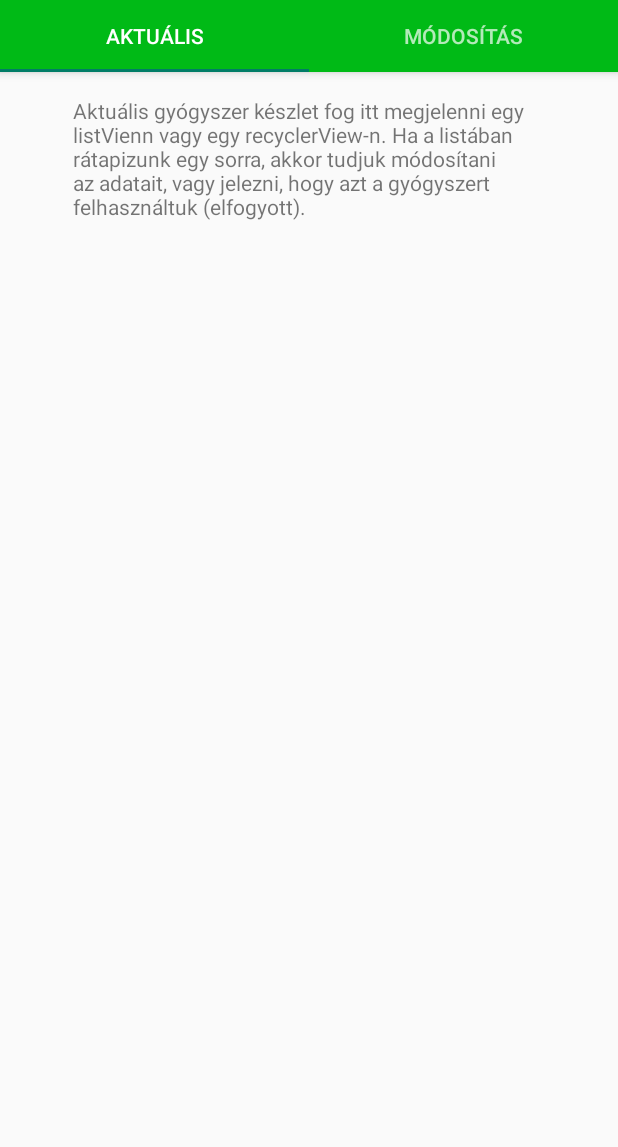
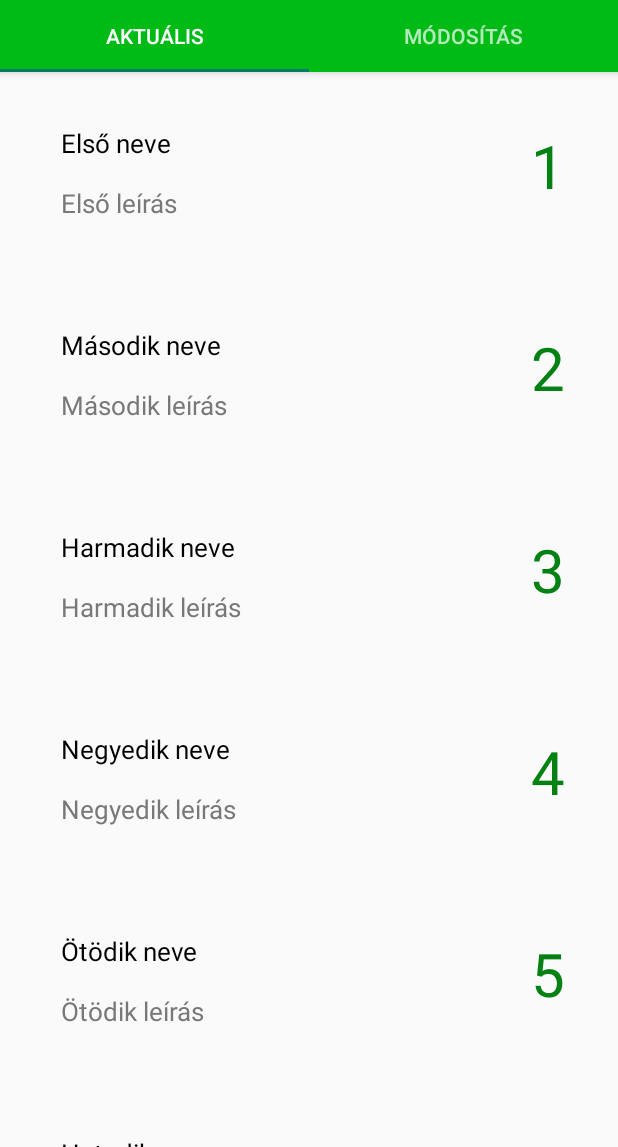
Before and after one commit to borbastibor/HomePatika, an Android app: the screen it shows after launch (MainActivity), on a phone screen of 412 x 824 dp, the part 89-1236 px from its top. Run offline under Robolectric (Android 15) with nearby library versions, the light colour scheme and no system bars.

Commit message:
RecyclerView az első tabon - megjeleníti az aktuális gyógyszer készletet.

```diff
--- a/app/build.gradle
+++ b/app/build.gradle
@@ -33,4 +33,5 @@ dependencies {
     testImplementation 'junit:junit:4.12'
     androidTestImplementation 'androidx.test.ext:junit:1.1.1'
     androidTestImplementation 'androidx.test.espresso:espresso-core:3.2.0'
+    implementation "androidx.recyclerview:recyclerview:1.1.0"
 }
--- a/app/src/main/java/com/example/homepatika/ui/main/AktualisFragment.java
+++ b/app/src/main/java/com/example/homepatika/ui/main/AktualisFragment.java
@@ -1,6 +1,7 @@
 package com.example.homepatika.ui.main;
 
 import android.os.Bundle;
+import android.util.Log;
 import android.view.LayoutInflater;
 import android.view.View;
 import android.view.ViewGroup;
@@ -9,10 +10,18 @@ import android.widget.TextView;
 import androidx.annotation.NonNull;
 import androidx.annotation.Nullable;
 import androidx.fragment.app.Fragment;
+import androidx.recyclerview.widget.LinearLayoutManager;
+import androidx.recyclerview.widget.RecyclerView;
 
 import com.example.homepatika.R;
+import com.example.homepatika.data.DBHandlerClass;
+import com.example.homepatika.data.Gyogyszer;
+
+import java.util.ArrayList;
 
 public class AktualisFragment extends Fragment {
+    private static final String TAG = "AktualisFragment";
+    private ArrayList<Gyogyszer> arrList = new ArrayList<>();
 
     @Nullable
     @Override
@@ -25,9 +34,47 @@ public class AktualisFragment extends Fragment {
         super.onViewCreated(view, savedInstanceState);
         View content = view.findViewById(R.id.content);
 
-        TextView tv = view.findViewById(R.id.tvEgy);
-        tv.setText("Aktuális gyógyszer készlet fog itt megjelenni egy listVienn vagy egy recyclerView-n. Ha a listában rátapizunk egy sorra, akkor tudjuk módosítani az adatait, vagy jelezni, hogy azt a gyógyszert felhasználtuk (elfogyott).");
+        Log.d(TAG, "onViewCreated: AktualisFragment");
+        tesztAdatokkalFeltolt(); // csak a teszteléshez, később eltávolítható
+        initList();
     }
 
+    public void tesztAdatokkalFeltolt() {
+        DBHandlerClass dbHandler = new DBHandlerClass( getActivity(), null, null, 1);
+        Gyogyszer gyogyszer1 = new Gyogyszer(1, "Első neve", "Első leírás", "2022.01.01", 1, 0);
+        Gyogyszer gyogyszer2 = new Gyogyszer(1, "Második neve", "Második leírás", "2022.01.02", 2, 0);
+        Gyogyszer gyogyszer3 = new Gyogyszer(1, "Harmadik neve", "Harmadik leírás", "2022.01.03", 3, 0);
+        Gyogyszer gyogyszer4 = new Gyogyszer(1, "Negyedik neve", "Negyedik leírás", "2022.01.04", 4, 0);
+        Gyogyszer gyogyszer5 = new Gyogyszer(1, "Ötödik neve", "Ötödik leírás", "2022.01.05", 5, 0);
+        Gyogyszer gyogyszer6 = new Gyogyszer(1, "Hatodik neve", "Hatodik leírás", "2022.01.06", 6, 0);
+        Gyogyszer gyogyszer7 = new Gyogyszer(1, "Hetedik neve", "Hetedik leírás", "2022.01.07", 7, 0);
+        Gyogyszer gyogyszer8 = new Gyogyszer(1, "Nyolcadik neve", "Nyolcadik leírás", "2022.01.08", 8, 0);
+
+        dbHandler.addHandler(gyogyszer1);
+        dbHandler.addHandler(gyogyszer2);
+        dbHandler.addHandler(gyogyszer3);
+        dbHandler.addHandler(gyogyszer4);
+        dbHandler.addHandler(gyogyszer5);
+        dbHandler.addHandler(gyogyszer6);
+        dbHandler.addHandler(gyogyszer7);
+        dbHandler.addHandler(gyogyszer8);
+    }
+
+    private void initList() {
+        DBHandlerClass dbHandlerClass = new DBHandlerClass(getActivity(), null, null, 1);
+        //  Az adatbázis minden rekordjának minden elemét listába szedi. ArrayList<Gyogyszer> értékkel tér vissza.
+        //  Ez a függvény alkalmazható egy teljes és részletes lista megjelenítéséhez, mely minden adatot tartalmaz.
+        arrList = dbHandlerClass.loadAllListHandler();
+
+        initRecyclerView(getView());
+    }
+
+    private void initRecyclerView(@NonNull View view){
+        Log.d(TAG, "initRecyclerView: inicializálás");
+        RecyclerView recyclerView = view.findViewById(R.id.recycler_view);
+        RecyclerViewAdapter adapter = new RecyclerViewAdapter(arrList, getActivity());
+        recyclerView.setAdapter(adapter);
+        recyclerView.setLayoutManager(new LinearLayoutManager(getActivity()));
+    }
 
 }
--- /dev/null
+++ b/app/src/main/java/com/example/homepatika/ui/main/RecyclerViewAdapter.java
@@ -0,0 +1,82 @@
+package com.example.homepatika.ui.main;
+
+import android.content.Context;
+import android.util.Log;
+import android.view.LayoutInflater;
+import android.view.View;
+import android.view.ViewGroup;
+import android.widget.RelativeLayout;
+import android.widget.TextView;
+import android.widget.Toast;
+
+import androidx.annotation.NonNull;
+import androidx.recyclerview.widget.RecyclerView;
+
+import com.example.homepatika.R;
+import com.example.homepatika.data.Gyogyszer;
+
+import java.lang.reflect.Array;
+import java.util.ArrayList;
+
+public class RecyclerViewAdapter extends RecyclerView.Adapter<RecyclerViewAdapter.ViewHolder> {
+    private static final String TAG = "RecyclerViewAdapter";
+    private ArrayList<Gyogyszer> arrList = new ArrayList<>();
+    private Context context;
+
+    public RecyclerViewAdapter(ArrayList<Gyogyszer> arrList, Context context) {
+        this.arrList = arrList;
+        this.context = context;
+    }
+
+    @NonNull
+    @Override
+    public ViewHolder onCreateViewHolder(@NonNull ViewGroup parent, int viewType) {
+        View view = LayoutInflater.from(parent.getContext()).inflate(R.layout.layout_listitem, parent, false);
+        ViewHolder holder = new ViewHolder(view);
+        return holder;
+    }
+
+    @Override
+    public void onBindViewHolder(@NonNull ViewHolder holder, final int position) {
+        Log.d("", "onBindViewHolder fv.");
+
+        holder.sor_nev.setText(arrList.get(position).getMegnevezes());
+        holder.sor_leiras.setText(arrList.get(position).getLeiras());
+//        holder.sor_mennyiseg.setText(arrList.get(position).getMennyiseg());
+        holder.sor_mennyiseg.setText(String.valueOf(arrList.get(position).getMennyiseg()));
+
+        holder.parentLayout.setOnClickListener(new View.OnClickListener() {
+            @Override
+            public void onClick(View v) {
+                Log.d(TAG, "onClick: " + arrList.get(position).getMegnevezes());
+                Toast.makeText(context, arrList.get(position).getMegnevezes(), Toast.LENGTH_SHORT).show();
+                /* TODO
+                *   itt kell majd egy új ablak, ahol tudja módosítani az adatokat, vagy be tudja jelölni, ha elfogyott a gyógyszer.
+                * */
+
+            }
+        });
+
+    }
+
+    @Override
+    public int getItemCount() {
+        return arrList.size();
+    }
+
+    public class ViewHolder extends RecyclerView.ViewHolder {
+
+        TextView sor_nev;
+        TextView sor_leiras;
+        TextView sor_mennyiseg;
+        RelativeLayout parentLayout;
+
+        public ViewHolder(@NonNull View itemView) {
+            super(itemView);
+             sor_nev = itemView.findViewById(R.id.sor_nev);
+             sor_leiras = itemView.findViewById(R.id.sor_leiras);
+             sor_mennyiseg = itemView.findViewById(R.id.sor_mennyiseg);
+             parentLayout = itemView.findViewById(R.id.parent_layout);
+        }
+    }
+}
--- a/app/src/main/res/layout/aktualis_layout.xml
+++ b/app/src/main/res/layout/aktualis_layout.xml
@@ -1,18 +1,12 @@
 <?xml version="1.0" encoding="utf-8"?>
 <androidx.constraintlayout.widget.ConstraintLayout
     xmlns:android="http://schemas.android.com/apk/res/android"
-    xmlns:app="http://schemas.android.com/apk/res-auto"
     android:layout_width="match_parent"
     android:layout_height="match_parent">
 
-
-    <TextView
-        android:id="@+id/tvEgy"
-        android:layout_width="315dp"
-        android:layout_height="172dp"
-        android:layout_marginTop="16dp"
-        app:layout_constraintEnd_toEndOf="parent"
-        app:layout_constraintStart_toStartOf="parent"
-        app:layout_constraintTop_toTopOf="parent" />
+    <androidx.recyclerview.widget.RecyclerView
+        android:layout_width="match_parent"
+        android:layout_height="match_parent"
+        android:id="@+id/recycler_view"></androidx.recyclerview.widget.RecyclerView>
 
 </androidx.constraintlayout.widget.ConstraintLayout>
--- /dev/null
+++ b/app/src/main/res/layout/layout_listitem.xml
@@ -0,0 +1,38 @@
+<?xml version="1.0" encoding="utf-8"?>
+<RelativeLayout xmlns:android="http://schemas.android.com/apk/res/android"
+    android:layout_width="match_parent"
+    android:layout_height="wrap_content"
+    android:padding="35dp"
+    android:id="@+id/parent_layout">
+
+    <TextView
+        android:id="@+id/sor_nev"
+        android:layout_width="wrap_content"
+        android:layout_height="wrap_content"
+        android:layout_marginStart="5dp"
+        android:text="Gyógyszer neve"
+        android:textColor="#000"
+        android:textSize="17sp" />
+
+    <TextView
+        android:id="@+id/sor_leiras"
+        android:layout_width="wrap_content"
+        android:layout_height="wrap_content"
+        android:layout_alignParentTop="true"
+        android:layout_marginStart="5dp"
+        android:layout_marginTop="40dp"
+        android:text="Gyógyszer leírása"
+        android:textColor="#787878"
+        android:textSize="17sp" />
+
+    <TextView
+        android:id="@+id/sor_mennyiseg"
+        android:layout_width="wrap_content"
+        android:layout_height="wrap_content"
+        android:layout_alignParentTop="false"
+        android:layout_alignParentEnd="true"
+        android:layout_marginStart="5dp"
+        android:text="1"
+        android:textColor="@color/colorPrimaryDark"
+        android:textSize="40sp" />
+</RelativeLayout>
```
